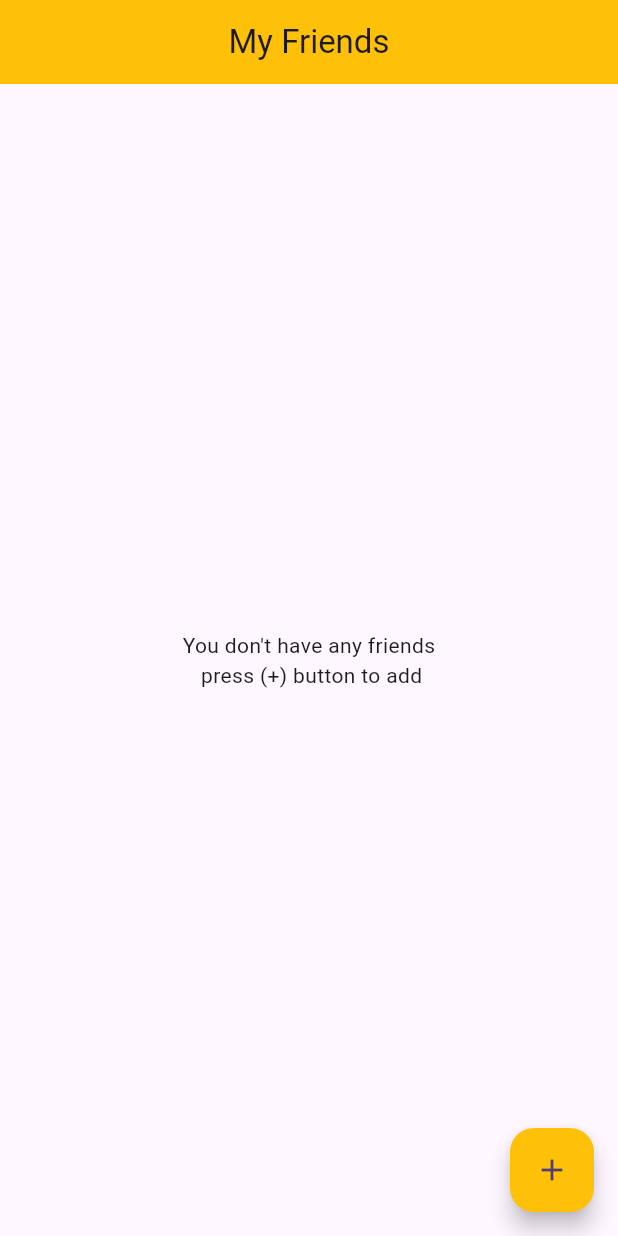
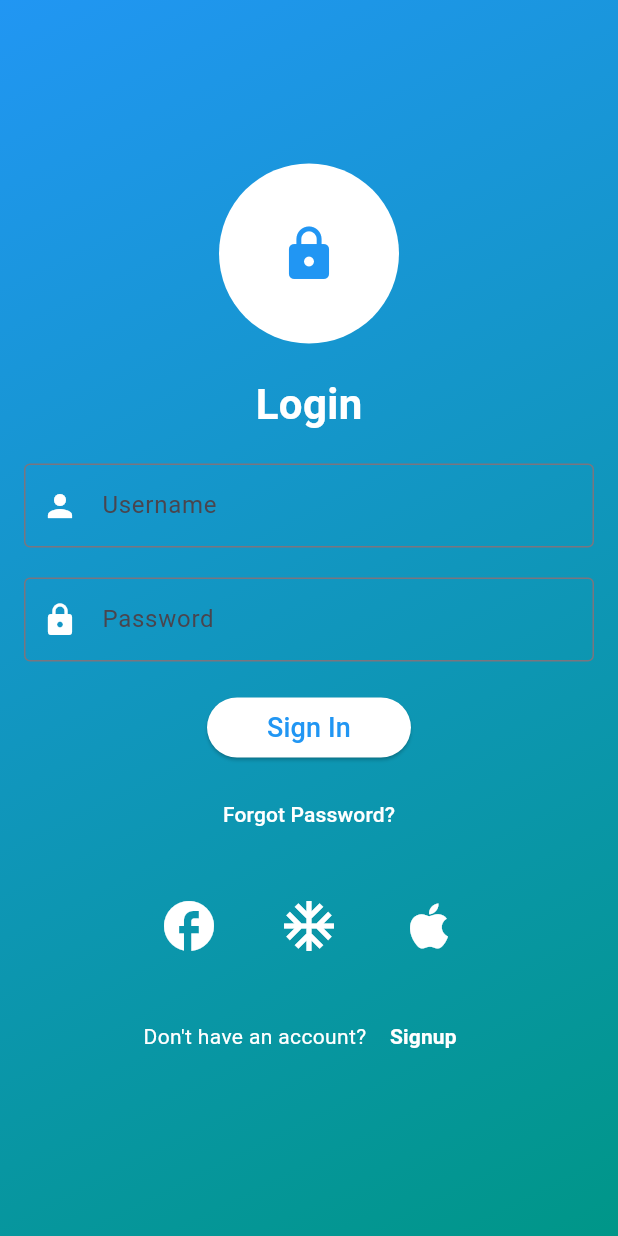
Before and after one commit to AbuBakar044/online_saddam_app, a Flutter app: the screen it shows after launch, on a phone screen of 412 x 824 dp. Run offline on Flutter 3.47's test engine with Material 3 defaults, Android fonts, the phone set to English and light mode, and no system bars; our stand-ins replace firebase_auth, firebase_core, get, image_picker; missing offline and left inert: whatsapp_unilink; accounts and stored records are empty.

Commit message:
Updated Code
Updated Code

```diff
--- /dev/null
+++ b/lib/controllers/auth/auth_controller.dart
@@ -0,0 +1,16 @@
+import 'package:firebase_auth/firebase_auth.dart';
+import 'package:flutter/material.dart';
+import 'package:get/get.dart';
+
+class AuthController extends GetxController {
+  FirebaseAuth firebaseAuth = FirebaseAuth.instance;
+  final emailCtrl = TextEditingController();
+  final passCtrl = TextEditingController();
+
+  Future<void> loginUser() async {}
+
+  Future<void> registerUser(String email, String password) async {
+    firebaseAuth.createUserWithEmailAndPassword(
+        email: email, password: password);
+  }
+}
--- a/lib/controllers/splash_controller.dart
+++ b/lib/controllers/splash_controller.dart
@@ -1,4 +1,5 @@
 import 'package:get/get.dart';
+import 'package:saddam_app/views/auth/login.dart';
 import 'package:saddam_app/views/home_screen.dart';
 
 class SplashController extends GetxController {
@@ -8,7 +9,7 @@ class SplashController extends GetxController {
         const Duration(
           seconds: 5,
         ), () {
-      Get.off(() => HomeScreen());
+      Get.off(() => LoginPage());
     });
     super.onInit();
   }
--- /dev/null
+++ b/lib/views/auth/login.dart
@@ -0,0 +1,174 @@
+import 'package:flutter/material.dart';
+import 'package:get/get.dart';
+import 'package:saddam_app/views/auth/register.dart';
+
+class LoginApp extends StatelessWidget {
+  @override
+  Widget build(BuildContext context) {
+    return MaterialApp(
+      home: LoginPage(),
+    );
+  }
+}
+
+class LoginPage extends StatelessWidget {
+  @override
+  Widget build(BuildContext context) {
+    return Scaffold(
+      body: Container(
+        decoration: const BoxDecoration(
+          gradient: LinearGradient(
+            begin: Alignment.topLeft,
+            end: Alignment.bottomRight,
+            colors: [Colors.blue, Colors.teal],
+          ),
+        ),
+        child: Center(
+          child: Padding(
+            padding: const EdgeInsets.all(16.0),
+            child: Column(
+              mainAxisAlignment: MainAxisAlignment.center,
+              children: [
+                const CircleAvatar(
+                  radius: 60.0,
+                  backgroundColor: Colors.white,
+                  child: Icon(
+                    Icons.lock,
+                    color: Colors.blue,
+                    size: 40.0,
+                  ),
+                ),
+                const SizedBox(height: 20.0),
+                const Text(
+                  'Login',
+                  style: TextStyle(
+                    color: Colors.white,
+                    fontSize: 28.0,
+                    fontWeight: FontWeight.bold,
+                  ),
+                ),
+                const SizedBox(height: 20.0),
+                TextFormField(
+                  decoration: const InputDecoration(
+                    labelText: 'Username',
+                    prefixIcon: Icon(Icons.person, color: Colors.white),
+                    border: OutlineInputBorder(),
+                    focusedBorder: OutlineInputBorder(
+                      borderSide: BorderSide(color: Colors.white),
+                    ),
+                  ),
+                ),
+                const SizedBox(height: 20.0),
+                TextFormField(
+                  obscureText: true,
+                  decoration: const InputDecoration(
+                    labelText: 'Password',
+                    prefixIcon: Icon(Icons.lock, color: Colors.white),
+                    border: OutlineInputBorder(),
+                    focusedBorder: OutlineInputBorder(
+                      borderSide: BorderSide(color: Colors.white),
+                    ),
+                  ),
+                ),
+                const SizedBox(height: 20.0),
+                ElevatedButton(
+                  onPressed: () {},
+                  style: ElevatedButton.styleFrom(
+                    padding: const EdgeInsets.symmetric(horizontal: 40.0),
+                    primary: Colors.white,
+                  ),
+                  child: const Text(
+                    'Sign In',
+                    style: TextStyle(fontSize: 18.0, color: Colors.blue),
+                  ),
+                ),
+                const SizedBox(height: 10.0),
+                TextButton(
+                  onPressed: () {},
+                  child: const Text(
+                    'Forgot Password?',
+                    style: TextStyle(color: Colors.white),
+                  ),
+                ),
+                const SizedBox(height: 20.0),
+                Row(
+                  mainAxisAlignment: MainAxisAlignment.center,
+                  children: [
+                    SocialLoginButton(
+                      icon: Icons.facebook,
+                      color: Colors.blue,
+                      onPressed: () {
+                        // Handle Facebook login
+                      },
+                    ),
+                    const SizedBox(width: 20.0),
+                    SocialLoginButton(
+                      icon: Icons.ac_unit, // Replace with Google icon
+                      color: Colors.red,
+                      onPressed: () {
+                        // Handle Google login
+                      },
+                    ),
+                    const SizedBox(width: 20.0),
+                    SocialLoginButton(
+                      icon: Icons.apple,
+                      color: Colors.black,
+                      onPressed: () {
+                        // Handle Apple login
+                      },
+                    ),
+                  ],
+                ),
+                SizedBox(height: 20.0),
+                Row(
+                  mainAxisAlignment: MainAxisAlignment.center,
+                  children: [
+                    Text(
+                      "Don't have an account? ",
+                      style: TextStyle(color: Colors.white),
+                    ),
+                    TextButton(
+                      onPressed: () {
+                        Get.to(() => RegisterPage());
+                      },
+                      child: Text(
+                        'Signup',
+                        style: TextStyle(
+                          color: Colors.white,
+                          fontWeight: FontWeight.bold,
+                        ),
+                      ),
+                    ),
+                  ],
+                ),
+              ],
+            ),
+          ),
+        ),
+      ),
+    );
+  }
+}
+
+class SocialLoginButton extends StatelessWidget {
+  final IconData icon;
+  final Color color;
+  final VoidCallback onPressed;
+
+  SocialLoginButton({
+    required this.icon,
+    required this.color,
+    required this.onPressed,
+  });
+
+  @override
+  Widget build(BuildContext context) {
+    return IconButton(
+      onPressed: onPressed,
+      icon: Icon(icon, color: Colors.white),
+      iconSize: 40.0,
+      padding: const EdgeInsets.all(10.0),
+      color: color,
+    );
+  }
+}
--- a/pubspec.yaml
+++ b/pubspec.yaml
@@ -40,6 +40,12 @@ dependencies:
   url_launcher: ^6.2.1
   whatsapp_unilink: ^2.1.0
   get: ^4.6.6
+
+  # Firebase Plugins
+  firebase_auth: ^4.14.1
+  cloud_firestore: ^4.13.2
+  firebase_core: ^2.23.0
+  firebase_storage: ^11.5.2
 
 dev_dependencies:
   flutter_test:
```
Also changed, not shown: lib/main.dart (+9 -0 lines), lib/views/auth/register.dart (added, +128 -0 lines), pubspec.lock, 8 other files.
